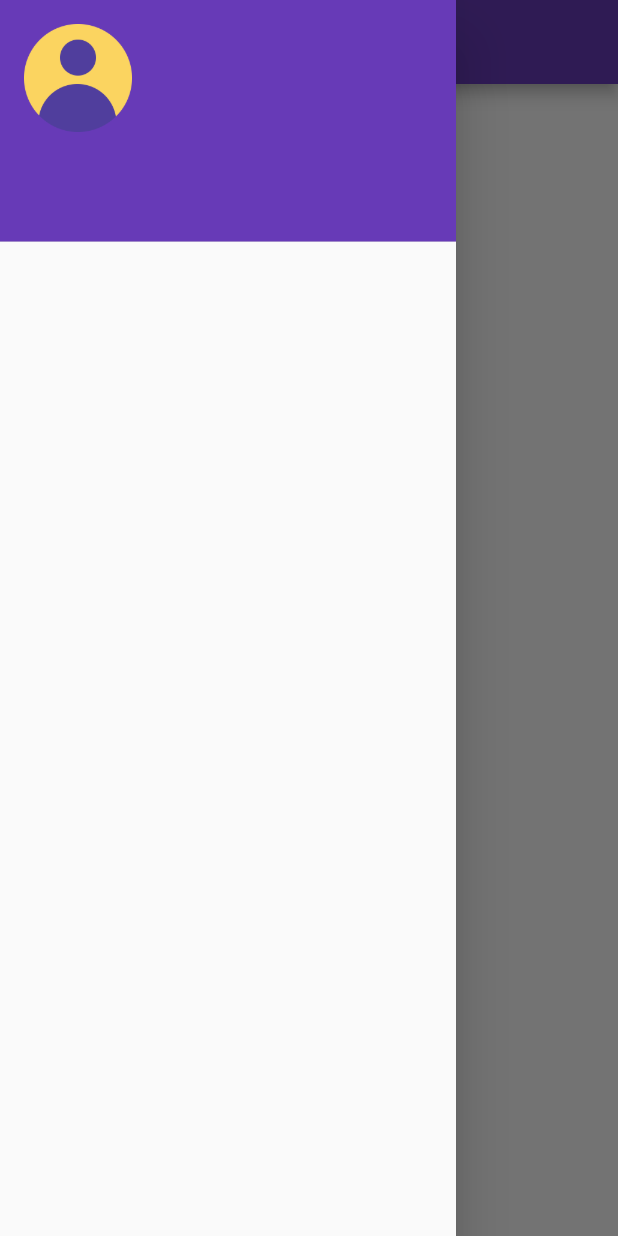
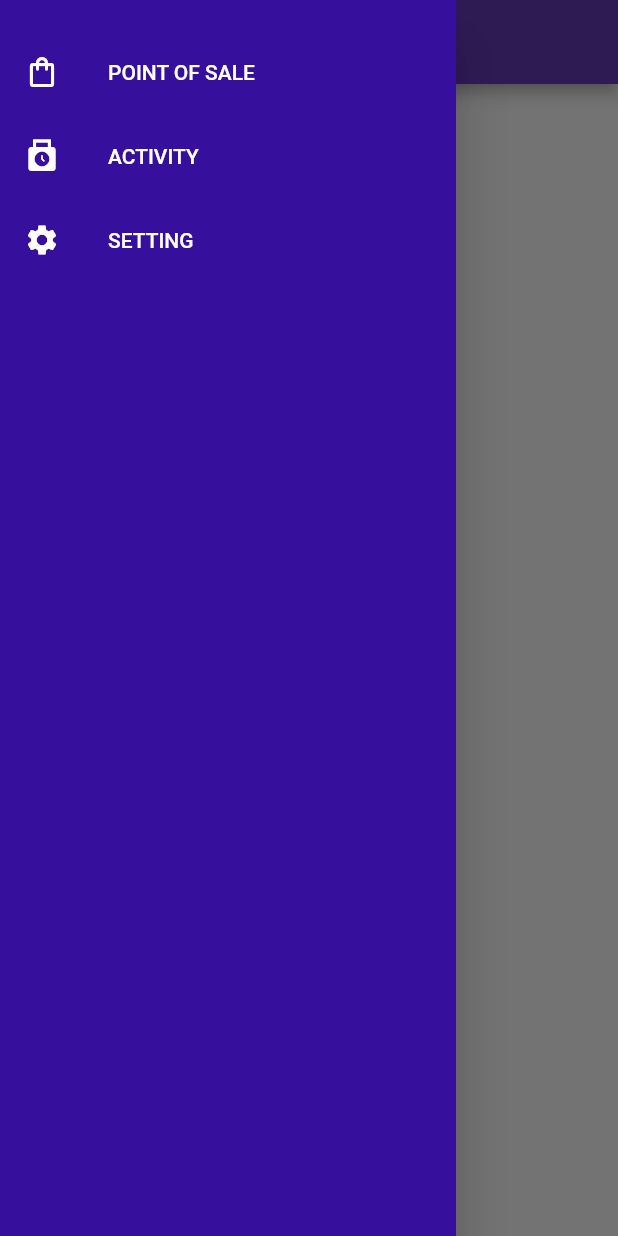
Before and after one commit to chandrafebrian/chandra_pos, a Flutter app: the screen it shows once a user with an empty profile is signed in, with the side drawer open, on a phone screen of 412 x 824 dp. Run offline on Flutter 3.47's test engine with Material 2 defaults, Android fonts, the light colour scheme and no system bars; our stand-ins replace another_flushbar, bloc, cloud_firestore, email_validator, equatable, firebase_auth and 6 more; accounts and stored records are empty.

Commit message:
up
Signed-off-by: chandrafebrian <chandrafebrian99@gmail.com>

```diff
--- a/lib/ui/pages/navbar_page.dart
+++ b/lib/ui/pages/navbar_page.dart
@@ -10,60 +10,104 @@ class NavBarPage extends StatefulWidget {
 class _NavBarPageState extends State<NavBarPage> {
   @override
   Widget build(BuildContext context) {
-    return Drawer(child:
-        BlocBuilder<PenggunaBloc, PenggunaState>(builder: (context, state) {
-      if (state is PenggunaLoading) {
-        if (imageFileToUpload != null) {
-          uploadImage(imageFileToUpload!).then((value) {
-            imageFileToUpload = null;
-
-            context.read<PenggunaBloc>().add(UpdateDataPengguna(
-                  profilePicture: value,
-                ));
-          });
-        }
-        return ListView(
-          padding: EdgeInsets.zero,
+    return Drawer(
+      child: Container(
+        color: const Color.fromARGB(255, 55, 15, 157),
+        child: ListView(
           children: [
-            UserAccountsDrawerHeader(
-              currentAccountPicture: Image(
-                width: 100,
-                height: 100,
-                image: (state.pengguna.profilePicture == ''
-                    ? const AssetImage(
-                        'assets/user_pic.png',
-                      ) as ImageProvider
-                    : NetworkImage(state.pengguna.profilePicture!)),
-                fit: BoxFit.cover,
-              ),
-              decoration: const BoxDecoration(
-                color: Colors.deepPurple,
-              ),
-              accountName: Text(
-                state.pengguna.namaOutlet!,
-                style: const TextStyle(
-                  color: Colors.white,
-                  fontSize: 15,
-                ),
-              ),
-              accountEmail: Text(
-                state.pengguna.email!,
-                style: const TextStyle(
-                  color: Colors.white,
-                  fontSize: 15,
-                ),
-              ),
+            const SizedBox(
+              height: 20,
             ),
-            ListTile(),
+            ListTile(
+              leading:
+                  const Icon(Icons.shopping_bag_outlined, color: Colors.white),
+              title: const Text('POINT OF SALE',
+                  style: TextStyle(color: Colors.white)),
+              onTap: () {
+                // untuk pindah halaman
+              },
+            ),
+            ListTile(
+              leading: const Icon(Icons.punch_clock, color: Colors.white),
+              title:
+                  const Text('ACTIVITY', style: TextStyle(color: Colors.white)),
+              onTap: () {
+                // untuk pindah halaman
+              },
+            ),
+            ListTile(
+              leading: const Icon(Icons.settings, color: Colors.white),
+              title:
+                  const Text('SETTING', style: TextStyle(color: Colors.white)),
+              onTap: () {
+                // untuk pindah halaman
+              },
+            ),
           ],
-        );
-      } else {
-        return const SpinKitFadingCircle(
-          color: Colors.deepPurple,
-          size: 50,
-        );
-      }
-    }));
+        ),
+      ),
+    );
   }
 }
 //
+
+
+
+
+
+
+//
+//
+// return Drawer(child:
+//         BlocBuilder<PenggunaBloc, PenggunaState>(builder: (context, state) {
+//       if (state is PenggunaLoading) {
+//         if (imageFileToUpload != null) {
+//           uploadImage(imageFileToUpload!).then((value) {
+//             imageFileToUpload = null;
+
+//             context.read<PenggunaBloc>().add(UpdateDataPengguna(
+//                   profilePicture: value,
+//                 ));
+//           });
+//         }
+//         return ListView(
+//           padding: EdgeInsets.zero,
+//           children: [
+//             UserAccountsDrawerHeader(
+//               currentAccountPicture: Image(
+//                 width: 100,
+//                 height: 100,
+//                 image: (state.pengguna.profilePicture == ''
+//                     ? const AssetImage(
+//                         'assets/user_pic.png',
+//                       ) as ImageProvider
+//                     : NetworkImage(state.pengguna.profilePicture!)),
+//                 fit: BoxFit.cover,
+//               ),
+//               decoration: const BoxDecoration(
+//                 color: Colors.deepPurple,
+//               ),
+//               accountName: Text(
+//                 state.pengguna.namaOutlet!,
+//                 style: const TextStyle(
+//                   color: Colors.white,
+//                   fontSize: 15,
+//                 ),
+//               ),
+//               accountEmail: Text(
+//                 state.pengguna.email!,
+//                 style: const TextStyle(
+//                   color: Colors.white,
+//                   fontSize: 15,
+//                 ),
+//               ),
+//             ),
+//           ],
+//         );
+//       } else {
+//         return const SpinKitFadingCircle(
+//           color: Colors.deepPurple,
+//           size: 50,
+//         );
+//       }
+//     }));
```
